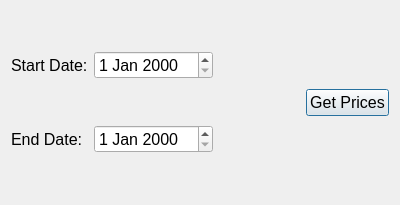
Above: datesetter.ui from Purk/Qt-cointegration before the change. Below: the same form after it.
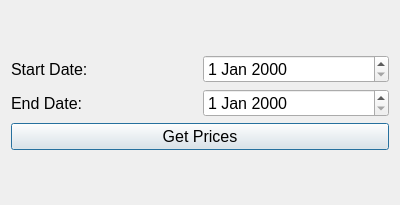
That is the form after the change.

Patch:
```diff
--- a/datesetter.ui
+++ b/datesetter.ui
@@ -13,9 +13,9 @@
   <property name="windowTitle">
    <string>Dialog</string>
   </property>
-  <layout class="QHBoxLayout" name="horizontalLayout_4">
+  <layout class="QVBoxLayout" name="verticalLayout_2">
    <item>
-    <layout class="QHBoxLayout" name="horizontalLayout_3">
+    <layout class="QVBoxLayout" name="verticalLayout_3">
      <item>
       <layout class="QVBoxLayout" name="verticalLayout">
        <item>
@@ -70,19 +70,6 @@
        </item>
       </layout>
      </item>
-     <item>
-      <spacer name="horizontalSpacer">
-       <property name="orientation">
-        <enum>Qt::Horizontal</enum>
-       </property>
-       <property name="sizeHint" stdset="0">
-        <size>
-         <width>40</width>
-         <height>20</height>
-        </size>
-       </property>
-      </spacer>
-     </item>
      <item>
       <widget class="QPushButton" name="prices_pushButton">
        <property name="font">
```
